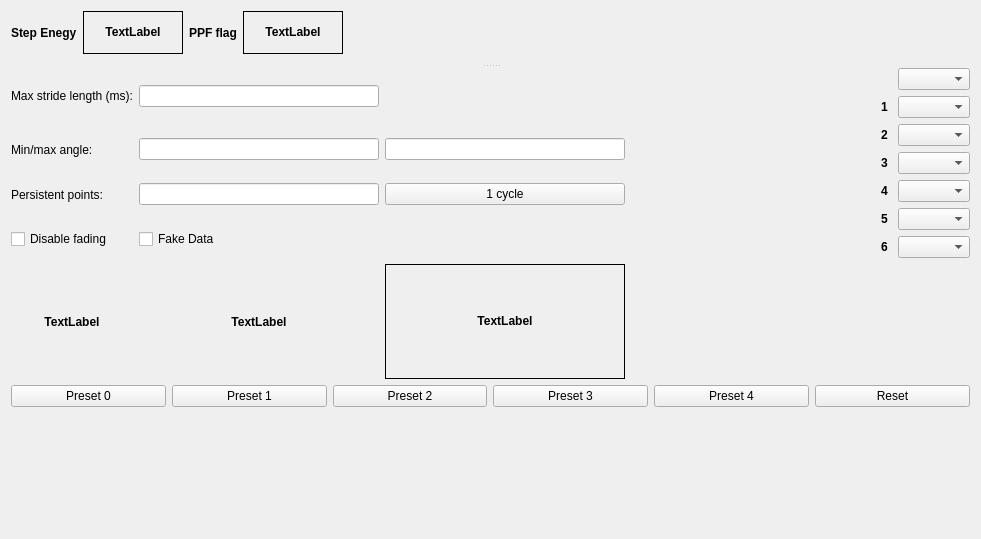
Above: ui/w_ankleAnglePlot.ui from johnbatzer18/biomech_flexsea-plan before the change. Below: the same form after it.
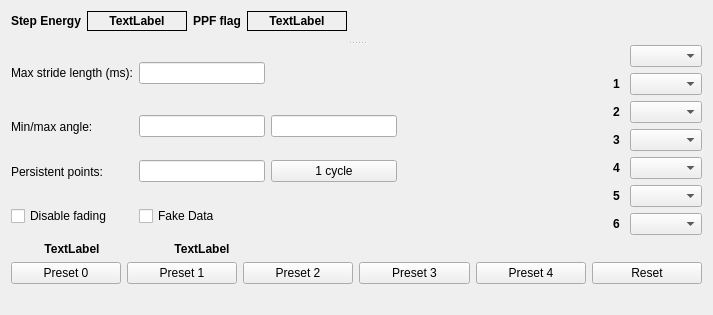
That is the form after the change.

Commit message: Cosmetic changes (text alignement, not bold, typo, etc.), disabled step energy integral code, removed duplicate energy/Joules label

The edit to the form file:
```diff
--- a/ui/w_ankleAnglePlot.ui
+++ b/ui/w_ankleAnglePlot.ui
@@ -6,8 +6,8 @@
    <rect>
     <x>0</x>
     <y>0</y>
-    <width>981</width>
-    <height>539</height>
+    <width>713</width>
+    <height>315</height>
    </rect>
   </property>
   <property name="minimumSize">
@@ -57,7 +57,7 @@
             </font>
            </property>
            <property name="text">
-            <string>Step Enegy</string>
+            <string>Step Energy</string>
            </property>
           </widget>
          </item>
@@ -494,19 +494,6 @@
          </property>
         </widget>
        </item>
-       <item row="4" column="2">
-        <widget class="QLabel" name="label_Joules">
-         <property name="frameShape">
-          <enum>QFrame::Box</enum>
-         </property>
-         <property name="text">
-          <string>&lt;html&gt;&lt;head/&gt;&lt;body&gt;&lt;p align=&quot;center&quot;&gt;&lt;span style=&quot; font-weight:600;&quot;&gt;TextLabel&lt;/span&gt;&lt;/p&gt;&lt;/body&gt;&lt;/html&gt;</string>
-         </property>
-         <property name="alignment">
-          <set>Qt::AlignCenter</set>
-         </property>
-        </widget>
-       </item>
        <item row="2" column="0">
         <widget class="QLabel" name="label_5">
          <property name="text">
```
The commit also changes 2 other files.
